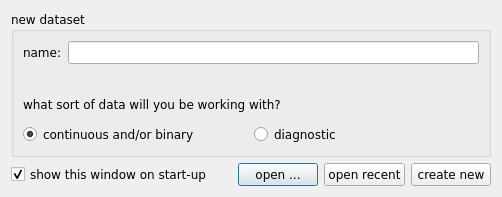
First picture: the form in start_up.ui, repository bwallace/OpenMeta-analyst-, before the edit.
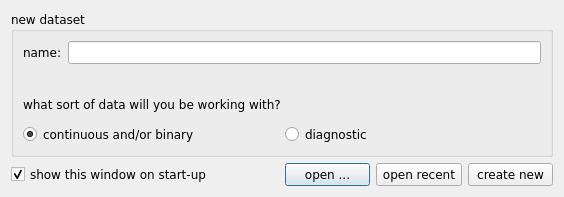
Second picture: the form after the edit. Icons and pictures are not drawn.

```diff
--- a/start_up.ui
+++ b/start_up.ui
@@ -6,7 +6,7 @@
    <rect>
     <x>0</x>
     <y>0</y>
-    <width>502</width>
+    <width>564</width>
     <height>197</height>
    </rect>
   </property>
```
